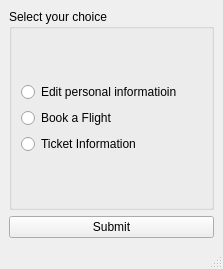
Above: Airlines/login.ui from Yosef-ft/Airlines_system before the change. Below: the same form after it.
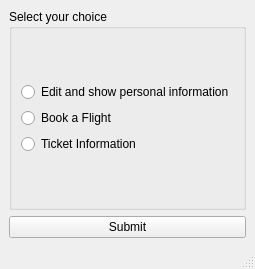
That is the form after the change.

Commit message: Added the display personal info funtionality

What changed in the file:
```diff
--- a/Airlines/login.ui
+++ b/Airlines/login.ui
@@ -26,7 +26,7 @@
          <item>
           <widget class="QRadioButton" name="radioButton">
            <property name="text">
-            <string>Edit personal informatioin</string>
+            <string>Edit and show personal information</string>
            </property>
           </widget>
          </item>
```
Left out of the diff: 6 changed lines with no effect on the pictures. The commit also changes 7 other files.
